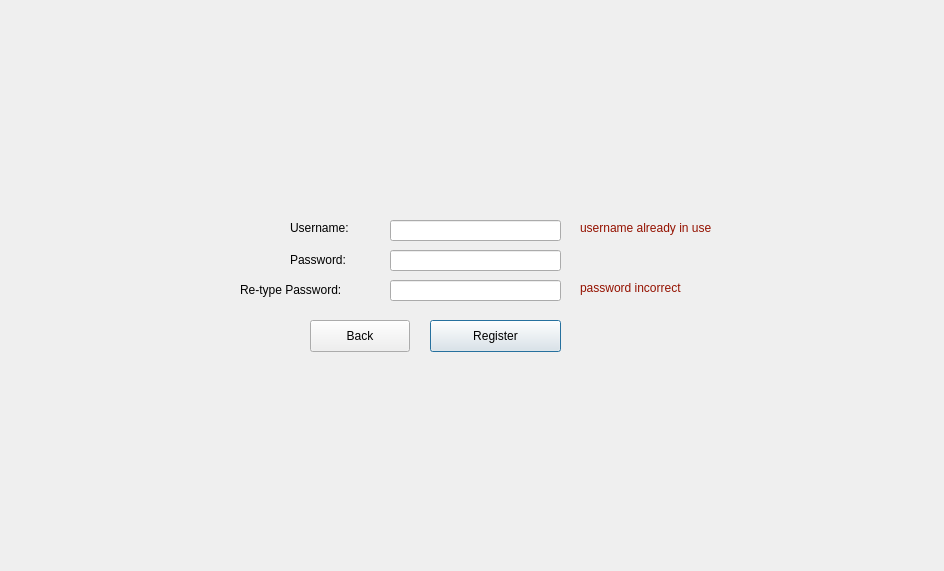
yomnahisham/CSCE1101-03-CourseProject, file FireboyWaterGirl/registerwindow.ui: the form before one commit.
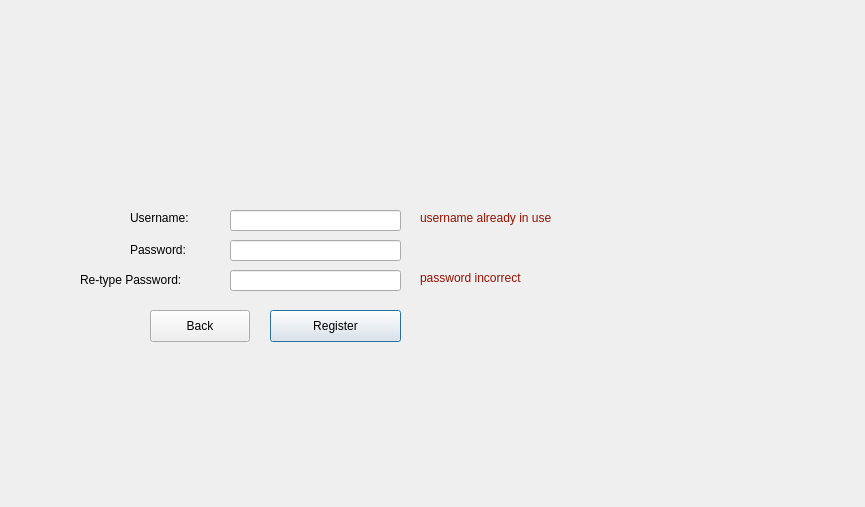
The form after the commit.

```diff
--- a/FireboyWaterGirl/registerwindow.ui
+++ b/FireboyWaterGirl/registerwindow.ui
@@ -6,8 +6,8 @@
    <rect>
     <x>0</x>
     <y>0</y>
-    <width>944</width>
-    <height>571</height>
+    <width>865</width>
+    <height>507</height>
    </rect>
   </property>
   <property name="windowTitle">
@@ -16,8 +16,8 @@
   <widget class="QLabel" name="userlabel">
    <property name="geometry">
     <rect>
-     <x>290</x>
-     <y>220</y>
+     <x>130</x>
+     <y>210</y>
      <width>91</width>
      <height>16</height>
     </rect>
@@ -29,8 +29,8 @@
   <widget class="QLabel" name="passlabel">
    <property name="geometry">
     <rect>
-     <x>290</x>
-     <y>250</y>
+     <x>130</x>
+     <y>240</y>
      <width>71</width>
      <height>20</height>
     </rect>
@@ -42,8 +42,8 @@
   <widget class="QLabel" name="repeatlabel">
    <property name="geometry">
     <rect>
-     <x>240</x>
-     <y>280</y>
+     <x>80</x>
+     <y>270</y>
      <width>111</width>
      <height>20</height>
     </rect>
@@ -55,8 +55,8 @@
   <widget class="QPushButton" name="regButton">
    <property name="geometry">
     <rect>
-     <x>430</x>
-     <y>320</y>
+     <x>270</x>
+     <y>310</y>
      <width>131</width>
      <height>32</height>
     </rect>
@@ -68,8 +68,8 @@
   <widget class="QLineEdit" name="userline">
    <property name="geometry">
     <rect>
-     <x>390</x>
-     <y>220</y>
+     <x>230</x>
+     <y>210</y>
      <width>171</width>
      <height>21</height>
     </rect>
@@ -78,8 +78,8 @@
   <widget class="QLineEdit" name="passline">
    <property name="geometry">
     <rect>
-     <x>390</x>
-     <y>250</y>
+     <x>230</x>
+     <y>240</y>
      <width>171</width>
      <height>21</height>
     </rect>
@@ -91,8 +91,8 @@
   <widget class="QLineEdit" name="repeatline">
    <property name="geometry">
     <rect>
-     <x>390</x>
-     <y>280</y>
+     <x>230</x>
+     <y>270</y>
      <width>171</width>
      <height>21</height>
     </rect>
@@ -104,8 +104,8 @@
   <widget class="QLabel" name="usererror">
    <property name="geometry">
     <rect>
-     <x>580</x>
-     <y>220</y>
+     <x>420</x>
+     <y>210</y>
      <width>161</width>
      <height>16</height>
     </rect>
@@ -117,8 +117,8 @@
   <widget class="QLabel" name="passerror">
    <property name="geometry">
     <rect>
-     <x>580</x>
-     <y>280</y>
+     <x>420</x>
+     <y>270</y>
      <width>161</width>
      <height>16</height>
     </rect>
@@ -130,8 +130,8 @@
   <widget class="QPushButton" name="pushButton">
    <property name="geometry">
     <rect>
-     <x>310</x>
-     <y>320</y>
+     <x>150</x>
+     <y>310</y>
      <width>100</width>
      <height>32</height>
     </rect>
```
